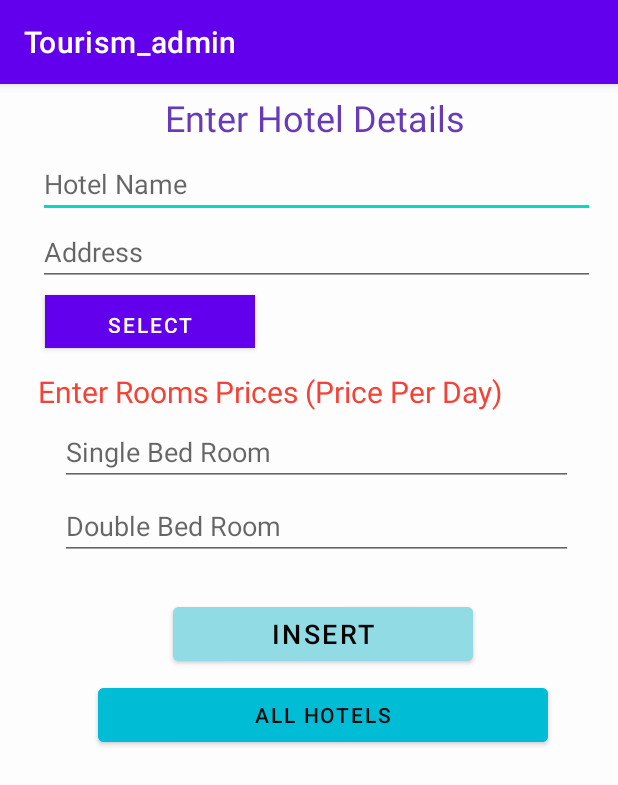
After one commit to Isuru-rangana/Tourismapp, an Android app: the HotelMainActivity screen opened directly, with no data from a screen before it, on a phone screen of 412 x 824 dp. The commit adds this screen. Shown: the top 785 px of the screen. Run offline under Robolectric (Android 15) with nearby library versions, the phone set to English and light mode, and no system bars; our stand-ins replace Firebase (no records; nobody signed in at launch, a user with empty details on screens opened directly).

Commit message:
Admin Hotel part Completed

```diff
--- a/tourism_admin/src/main/AndroidManifest.xml
+++ b/tourism_admin/src/main/AndroidManifest.xml
@@ -7,6 +7,12 @@
         android:label="@string/app_name"
         android:supportsRtl="true"
         android:theme="@style/Theme.Tourismapp">
+        <activity
+            android:name=".HotelMainActivity"
+            android:exported="false" />
+        <activity
+            android:name=".AdminViewHotels"
+            android:exported="false" />
         <activity
             android:name=".UpdateActivity"
             android:exported="false" />
--- a/tourism_admin/src/main/java/com/example/tourism_admin/MainActivity.kt
+++ b/tourism_admin/src/main/java/com/example/tourism_admin/MainActivity.kt
@@ -53,7 +53,7 @@ class MainActivity : AppCompatActivity(), MyAdapter.MyClickListener {
         nameList = arrayOf(
             "Jobs",
             "Events",
-            "Company",
+            "Hotels",
             "My profile"
         )
 
@@ -75,7 +75,7 @@ class MainActivity : AppCompatActivity(), MyAdapter.MyClickListener {
         when(position){
      //       0 -> startActivity(Intent(this,Jobspage::class.java))
       //      1 -> startActivity(Intent(this,eventspage::class.java))
-       //     2 -> startActivity(Intent(this,companypage::class.java))
+            2 -> startActivity(Intent(this,HotelMainActivity::class.java))
             3 -> startActivity(Intent(this,LocationActivity::class.java))
         }
     }
--- /dev/null
+++ b/tourism_admin/src/main/res/layout/activity_hotel_main.xml
@@ -0,0 +1,168 @@
+<?xml version="1.0" encoding="utf-8"?>
+<LinearLayout xmlns:android="http://schemas.android.com/apk/res/android"
+    xmlns:app="http://schemas.android.com/apk/res-auto"
+    xmlns:tools="http://schemas.android.com/tools"
+    android:id="@+id/EnterHotelPage"
+    android:layout_width="match_parent"
+    android:layout_height="match_parent"
+    android:background="#FDFDFD"
+    android:gravity="right"
+    android:orientation="vertical">
+
+    <TextView
+        android:id="@+id/textView20"
+        android:layout_width="match_parent"
+        android:layout_height="wrap_content"
+        android:layout_marginStart="8dp"
+        android:layout_marginTop="6dp"
+        android:gravity="center"
+        android:text="Enter Hotel Details"
+        android:textColor="#673AB7"
+        android:textSize="@dimen/enter_hotel" />
+
+    <LinearLayout
+        android:layout_width="match_parent"
+        android:layout_height="match_parent"
+        android:layout_marginLeft="10dp"
+        android:layout_weight="1"
+        android:orientation="vertical">
+
+        <EditText
+            android:id="@+id/hotel_Name"
+            android:layout_width="match_parent"
+            android:layout_height="wrap_content"
+            android:layout_marginStart="15dp"
+            android:layout_marginTop="5dp"
+            android:layout_marginEnd="15dp"
+            android:ems="10"
+            android:hint="@string/hotel_name"
+            android:inputType="textPersonName" />
+
+        <EditText
+            android:id="@+id/address"
+            android:layout_width="match_parent"
+            android:layout_height="40dp"
+            android:layout_marginStart="15dp"
+            android:layout_marginTop="5dp"
+            android:layout_marginEnd="15dp"
+            android:ems="10"
+            android:hint="@string/address"
+            android:inputType="textPersonName" />
+
+        <Button
+            android:id="@+id/button6"
+            android:layout_width="140dp"
+            android:layout_height="35dp"
+            android:layout_marginStart="20dp"
+            android:layout_marginTop="6dp"
+            android:layout_marginEnd="20dp"
+            android:background="@color/black"
+            android:backgroundTint="#77673AB7"
+            android:onClick="insert_Img"
+            android:text="@string/selectimg" />
+
+
+        <ImageView
+            android:id="@+id/hotel_image"
+            android:layout_width="match_parent"
+            android:layout_height="130dp"
+            android:layout_marginLeft="20dp"
+            android:layout_marginTop="5dp"
+            android:layout_marginRight="20dp"
+            android:visibility="gone"
+            tools:srcCompat="@tools:sample/avatars" />
+
+        <TextView
+            android:id="@+id/textView22"
+            android:layout_width="match_parent"
+            android:layout_height="wrap_content"
+            android:layout_marginStart="15dp"
+            android:layout_marginTop="15dp"
+            android:layout_marginEnd="15dp"
+            android:text="@string/prices"
+            android:textColor="@color/room_prices"
+            android:textSize="20sp" />
+
+        <EditText
+            android:id="@+id/single_B_Price"
+            android:layout_width="match_parent"
+            android:layout_height="wrap_content"
+            android:layout_marginStart="30dp"
+            android:layout_marginTop="4dp"
+            android:layout_marginEnd="30dp"
+            android:ems="10"
+            android:hint="@string/single"
+            android:inputType="textPersonName" />
+
+        <EditText
+            android:id="@+id/double_B_Price"
+            android:layout_width="match_parent"
+            android:layout_height="wrap_content"
+            android:layout_marginStart="30dp"
+            android:layout_marginTop="4dp"
+            android:layout_marginEnd="30dp"
+            android:ems="10"
+            android:hint="@string/doubl"
+            android:inputType="textPersonName" />
+
+        <Button
+            android:id="@+id/btn_insert"
+            android:layout_width="200dp"
+            android:layout_height="wrap_content"
+            android:layout_marginStart="105dp"
+            android:layout_marginTop="25dp"
+            android:layout_marginEnd="100dp"
+            android:backgroundTint="#91DBE4"
+            android:gravity="center"
+            android:onClick="insert_Data"
+            android:text="@string/hotel_submit"
+            android:textColor="#050505"
+            android:textSize="18sp" />
+
+        <LinearLayout
+            android:layout_width="match_parent"
+            android:layout_height="46dp"
+            android:layout_marginLeft="20dp"
+            android:layout_marginTop="-40dp"
+            android:layout_marginRight="20dp"
+            android:orientation="horizontal">
+
+            <Button
+                android:id="@+id/btn_delete"
+                android:layout_width="match_parent"
+                android:layout_height="wrap_content"
+                android:layout_marginEnd="10dp"
+                android:layout_weight="1"
+                android:backgroundTint="#91DBE4"
+                android:onClick="deleteData"
+                android:text="Delete"
+                android:textColor="#090808"
+                android:visibility="gone" />
+
+            <Button
+                android:id="@+id/btn_update"
+                android:layout_width="match_parent"
+                android:layout_height="wrap_content"
+                android:layout_marginStart="10dp"
+                android:layout_weight="1"
+                android:backgroundTint="#91DBE4"
+                android:onClick="updateData"
+                android:text="Update"
+                android:textColor="#090808"
+                android:visibility="gone" />
+        </LinearLayout>
+
+        <Button
+            android:id="@+id/show_list"
+            android:layout_width="300dp"
+            android:layout_height="wrap_content"
+            android:layout_marginStart="55dp"
+            android:backgroundTint="#00BCD4"
+            android:onClick="showList"
+            android:text="All Hotels"
+            android:textColor="#0B0A0A"
+            android:visibility="visible" />
+
+
+    </LinearLayout>
+</LinearLayout>
```
Also changed, not shown: tourism_admin/src/main/java/com/example/tourism_admin/AdminViewHotels.kt (added, +64 -0 lines), tourism_admin/src/main/java/com/example/tourism_admin/HotelMainActivity.kt (added, +170 -0 lines), tourism_admin/src/main/java/com/example/tourism_admin/hotelAdapter.kt (added, +56 -0 lines), tourism_admin/src/main/java/com/example/tourism_admin/hotelDs.kt (added, +7 -0 lines), tourism_admin/src/main/res/layout/activity_admin_view_hotels.xml (added, +56 -0 lines), tourism_admin/src/main/res/layout/admin_hotel.xml (added, +146 -0 lines), tourism_admin/src/main/res/values/colors.xml (+17 -0 lines), tourism_admin/src/main/res/values/dimens.xml (+16 -2 lines), tourism_admin/src/main/res/values/strings.xml (+38 -0 lines).
